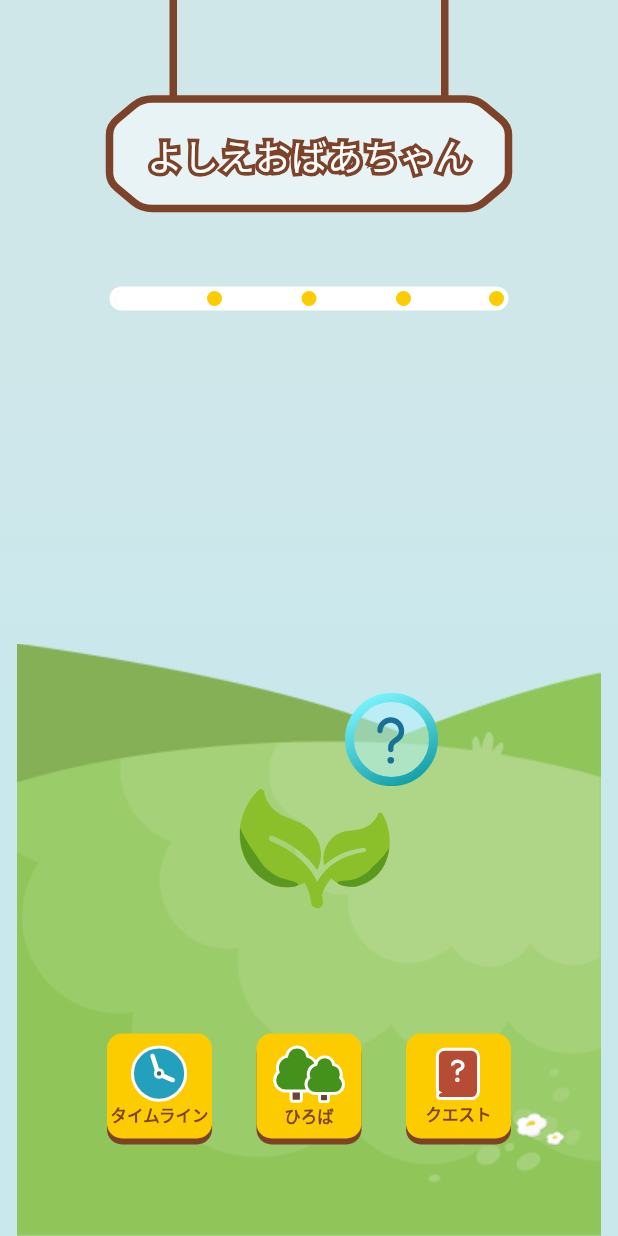
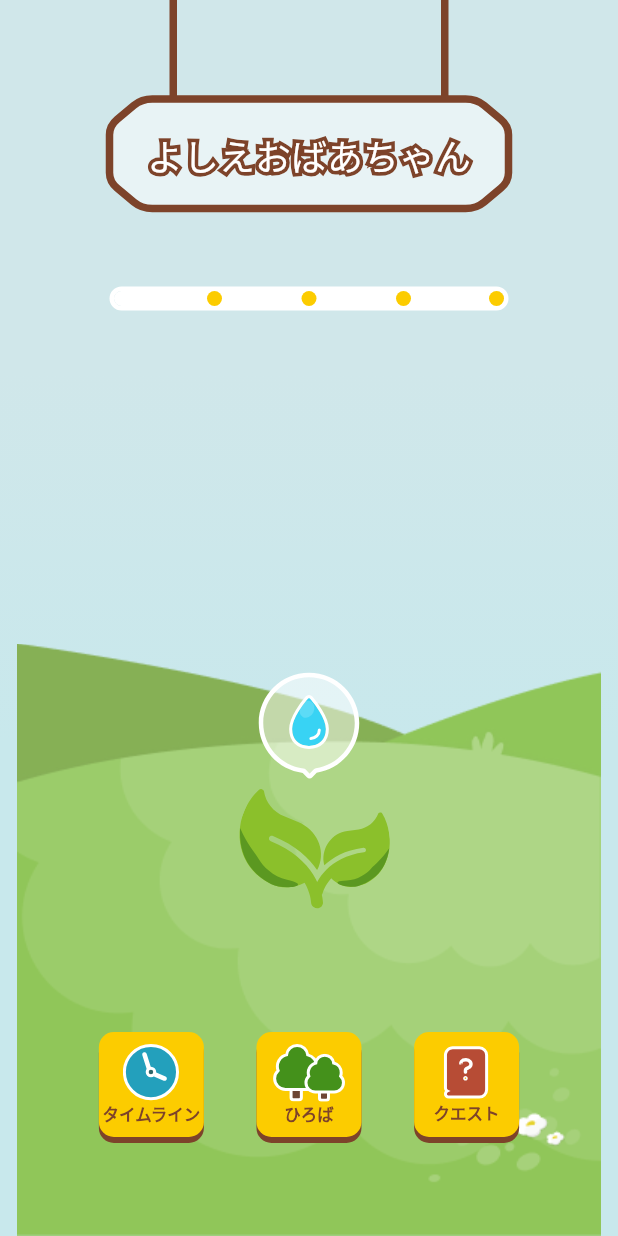
Before and after one commit to mosamosamosamosa/cocoroiki_app, a Flutter app: the GrandRoomScreen screen opened directly, on a phone screen of 412 x 824 dp. Run offline on Flutter 3.47's test engine with Material 2 defaults, Android fonts, the phone set to English and light mode, and no system bars; our stand-ins replace flutter_svg; network calls fail.

Commit message:
🩹ボタンのアニメーション実装

```diff
--- a/lib/screens/kid/quest/grand_room_screen.dart
+++ b/lib/screens/kid/quest/grand_room_screen.dart
@@ -1,7 +1,10 @@
 import 'package:cocoroiki_app/components/bottom_button.dart';
 import 'package:cocoroiki_app/components/buttom_bar.dart';
+
 import 'package:cocoroiki_app/constants.dart';
 import 'package:cocoroiki_app/screens/kid/quest/quest_modal.dart';
+import 'package:cocoroiki_app/screens/kid/quest/quest_screen.dart';
+import 'package:cocoroiki_app/screens/kid/timelinekids.dart';
 import 'package:flutter/material.dart';
 import 'package:flutter_svg/flutter_svg.dart';
 
@@ -13,11 +16,20 @@ class GrandRoomScreen extends StatefulWidget {
 }
 
 class _GrandRoomScreenState extends State<GrandRoomScreen> {
-  bool visiWatermark = false;
+  bool visiWatermark = true;
   bool visiJouro = false;
-  bool visiQuest = true;
+  bool visiQuest = false;
+  var _isChanged = false;
+  bool visiButton = false;
+
+  bool flagTimeline = false;
+  bool flagHome = false;
+  bool flagQuest = false;
+
   @override
   Widget build(BuildContext context) {
+    double deviceW = MediaQuery.of(context).size.width;
+    double deviceH = MediaQuery.of(context).size.height;
     return Container(
       decoration: const BoxDecoration(
         gradient: LinearGradient(
@@ -104,7 +116,10 @@ class _GrandRoomScreenState extends State<GrandRoomScreen> {
                         print('ドラッグ完了');
                         setState(() {
                           visiJouro = false;
+                          _isChanged = false;
+                          visiButton = false;
                         });
+                        print('ドラッグ完了:$visiButton');
                       },
                       feedback: SvgPicture.asset('assets/svg/jouro.svg'),
                       child: SvgPicture.asset('assets/svg/jouro.svg'))),
@@ -132,13 +147,121 @@ class _GrandRoomScreenState extends State<GrandRoomScreen> {
                         setState(() {
                           visiWatermark = false;
                           visiJouro = true;
+                          _isChanged = true;
                         });
                       },
                       child: SvgPicture.asset('assets/svg/water_mark.svg'))),
             ),
-            const Padding(
-              padding: EdgeInsets.only(bottom: 65),
-              child: BottomButton(),
+            AnimatedPositioned(
+                onEnd: () {
+                  setState(() {
+                    if (!flagTimeline) {
+                      print('ここきた');
+                      visiButton = true;
+                      flagTimeline = true;
+                    } else {
+                      visiButton = false;
+                      flagTimeline = false;
+                    }
+                    print(visiButton);
+                  });
+                  // print('タイムライン: visiButton $visiTimelineButton flag $flag');
+                },
+                left: _isChanged ? deviceW * 0.415 : deviceW * 0.16,
+                bottom: 66,
+                duration: Duration(milliseconds: 380),
+                child: GestureDetector(
+                  onTap: () {
+                    Navigator.push(
+                        context,
+                        MaterialPageRoute(
+                            builder: (context) => Timelinekids()));
+                  },
+                  child: ButtomBar(
+                    icon: 'clock.svg',
+                    pushed: false,
+                    title: 'タイムライン',
+                  ),
+                )),
+            Positioned(
+                left: deviceW * 0.415,
+                bottom: 66,
+                child: GestureDetector(
+                  onTap: () {
+                    Navigator.push(context,
+                        MaterialPageRoute(builder: (context) => QuestScreen()));
+                  },
+                  child: ButtomBar(
+                    icon: 'tree_icon.svg',
+                    pushed: false,
+                    title: 'ひろば',
+                  ),
+                )),
+            AnimatedPositioned(
+                curve: Curves.linear,
+                onEnd: () {
+                  setState(() {
+                    // if (!flagQuest) {
+                    //   visiQuestButton = false;
+                    //   flagQuest = true;
+                    // } else {
+                    //   visiQuestButton = true;
+                    //   flagQuest = false;
+                    // }
+                  });
+                  print(visiButton);
+                },
+                right: _isChanged ? deviceW * 0.415 : deviceW * 0.16,
+                bottom: 66,
+                duration: Duration(milliseconds: 380),
+                child: GestureDetector(
+                  onTap: () {
+                    Navigator.push(
+                        context,
+                        MaterialPageRoute(
+                            builder: (context) => Timelinekids()));
+                  },
+                  child: ButtomBar(
+                    icon: 'book_icon.svg',
+                    pushed: false,
+                    title: 'クエスト',
+                  ),
+                )),
+            Padding(
+              padding: const EdgeInsets.only(bottom: 66),
+              child: Visibility(
+                visible: visiButton,
+                child: GestureDetector(
+                  onTap: () {
+                    setState(() {
+                      visiJouro = false;
+                      visiButton = false;
+                      _isChanged = false;
+                    });
+                  },
+                  child: Container(
+                      height: 70,
+                      width: 70,
+                      child: SvgPicture.asset('assets/svg/batsu.svg'),
+                      decoration: BoxDecoration(
+                        borderRadius: BorderRadius.circular(10),
+                        boxShadow: const [
+                          // ボタン下
+                          BoxShadow(
+                            color: kshadoeColor,
+                            offset: Offset(0, 4),
+                          ),
+
+                          // ボタン上
+                          BoxShadow(
+                            color: kButtomBottonColor,
+                            //blurRadius: 0,
+                            offset: Offset(0, 0),
+                          ),
+                        ],
+                      )),
+                ),
+              ),
             ),
           ])),
     );
```
